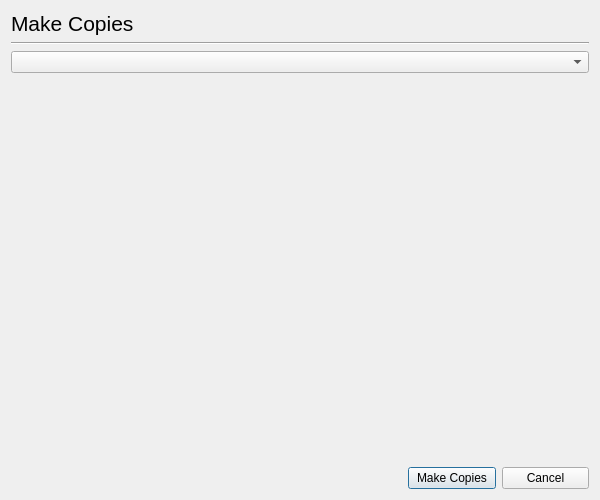
Above: ui4/makecopiesdialog_base.ui from jpopelka/hplip before the change. Below: the same form after it.
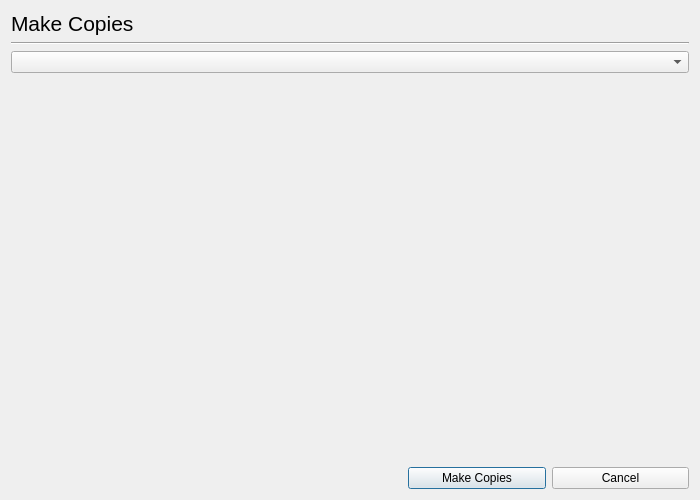
That is the form after the change. Custom widgets are drawn as their Qt base class.

The edit to the form file:
```diff
--- a/ui4/makecopiesdialog_base.ui
+++ b/ui4/makecopiesdialog_base.ui
@@ -5,7 +5,7 @@
    <rect>
     <x>0</x>
     <y>0</y>
-    <width>600</width>
+    <width>700</width>
     <height>500</height>
    </rect>
   </property>
```
